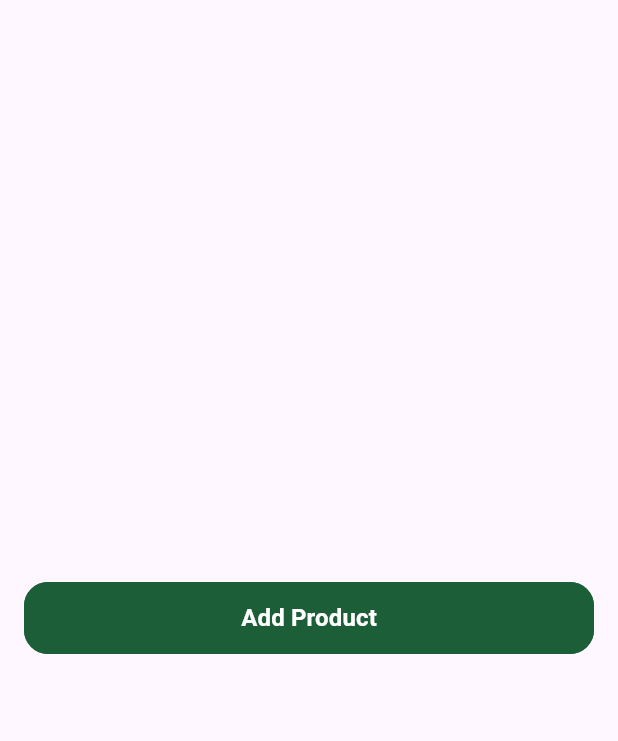
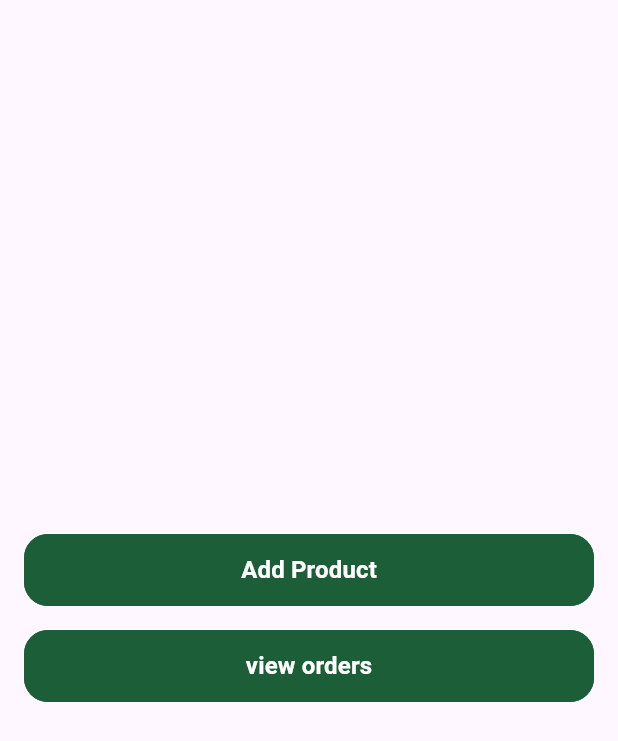
Before and after one commit to Malamrousi/fruits_hub_dashboard, a Flutter app: the screen it shows after launch, on a phone screen of 412 x 824 dp. Shown: the top 741 px of the screen. Run offline on Flutter 3.47's test engine with Material 3 defaults, Android fonts, the phone set to English and light mode, and no system bars; our stand-ins replace bloc, cloud_firestore, dartz, firebase_core, firebase_storage, flutter_bloc and 5 more; accounts and stored records are empty; statements that could not run were skipped.

Commit message:
Add order screen and filter section

```diff
--- a/lib/core/routing/route_name.dart
+++ b/lib/core/routing/route_name.dart
@@ -1,4 +1,6 @@
 class RouteName {
   static const String dashboard = '/dashboard';
+  static const String orders = '/orders';
   static const String addProduct = '/addProduct';
+
 }
--- a/lib/core/routing/routing.dart
+++ b/lib/core/routing/routing.dart
@@ -2,6 +2,7 @@ import 'package:flutter/material.dart';
 import 'package:furit_hub_dashbboard/core/routing/route_name.dart';
 import 'package:furit_hub_dashbboard/features/add_product/presentation/view/add_product_view.dart';
 import 'package:furit_hub_dashbboard/features/dashboard/presentation/view/dashboard_view.dart';
+import 'package:furit_hub_dashbboard/features/orders/presentation/view/orders_screen.dart';
 
 Route<dynamic> generateRoute(RouteSettings settings) {
   switch (settings.name) {
@@ -13,6 +14,10 @@ Route<dynamic> generateRoute(RouteSettings settings) {
       return MaterialPageRoute(
         builder: (_) => const AddProductView(),
       );
+       case RouteName.orders:
+      return MaterialPageRoute(
+        builder: (_) => const OrdersScreen(),
+      );
     default:
       return MaterialPageRoute(
         builder: (_) => Scaffold(
--- a/lib/features/dashboard/presentation/view/widgets/dashboard_view_body.dart
+++ b/lib/features/dashboard/presentation/view/widgets/dashboard_view_body.dart
@@ -4,22 +4,32 @@ import 'package:furit_hub_dashbboard/core/routing/route_name.dart';
 import 'package:furit_hub_dashbboard/core/utils/app_styles.dart';
 import 'package:furit_hub_dashbboard/core/widgets/custom_button.dart';
 
+
 class DashboardViewBody extends StatelessWidget {
   const DashboardViewBody({super.key});
 
   @override
   Widget build(BuildContext context) {
-    return Column(mainAxisAlignment: MainAxisAlignment.center, children: [
-      Padding(
+    return Padding(
         padding: const EdgeInsets.symmetric(horizontal: 16),
-        child: CustomButton(
+      child: Column(mainAxisAlignment: MainAxisAlignment.center,
+      spacing: 16,
+       children: [
+        CustomButton(
           title: 'Add Product',
           onPressed: () {
             context.pushNamed(RouteName.addProduct);
           },
           textStyle: AppStyles.font16WhiteBold,
         ),
-      )
-    ]);
+         CustomButton(
+          title: 'view orders',
+          onPressed: () {
+            context.pushNamed(RouteName.orders);
+          },
+          textStyle: AppStyles.font16WhiteBold,
+        ),
+      ]),
+    );
   }
 }
```
Also changed, not shown: lib/features/orders/presentation/view/orders_screen.dart (added, +32 -0 lines), lib/features/orders/presentation/view/widget/filter_section.dart (added, +28 -0 lines), lib/features/orders/presentation/view/widget/order_scree_view_body.dart (added, +17 -0 lines).
